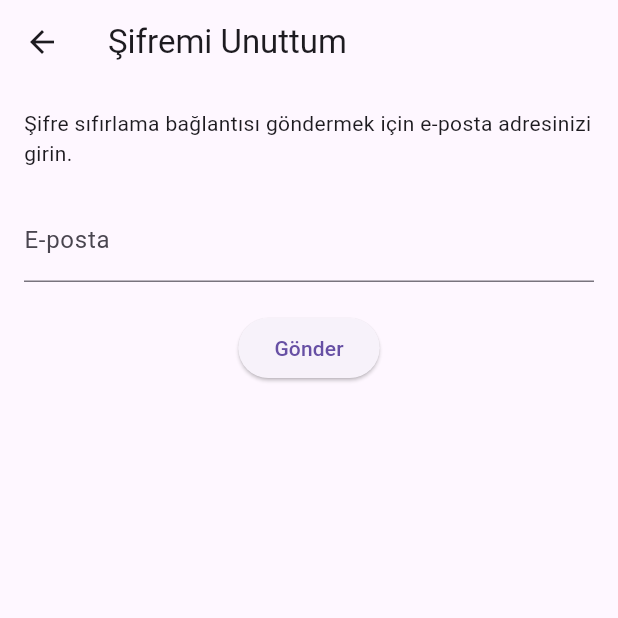
After one commit to didemakgunn/shopware, a Flutter app: the screen it shows after launch, after a tap on "Şifremi Unuttum", on a phone screen of 412 x 824 dp, the top half of it. The commit adds this screen. Run offline on Flutter 3.47's test engine with Material 3 defaults, Android fonts, the phone set to English and light mode, and no system bars; our stand-ins replace cloud_firestore, firebase_auth, firebase_core, firebase_storage, image_picker, shared_preferences; accounts and stored records are empty.

Commit message:
forgot password

```diff
--- /dev/null
+++ b/lib/screens/forgot_password_screen.dart
@@ -0,0 +1,65 @@
+import 'package:flutter/material.dart';
+import 'package:firebase_auth/firebase_auth.dart';
+
+class ForgotPasswordScreen extends StatefulWidget {
+  const ForgotPasswordScreen({super.key});
+
+  @override
+  State<ForgotPasswordScreen> createState() => _ForgotPasswordScreenState();
+}
+
+class _ForgotPasswordScreenState extends State<ForgotPasswordScreen> {
+  final _emailController = TextEditingController();
+  final _auth = FirebaseAuth.instance;
+
+  void _sendResetEmail() async {
+    final email = _emailController.text.trim();
+
+    if (email.isEmpty) {
+      ScaffoldMessenger.of(context).showSnackBar(
+        SnackBar(content: Text('Lütfen e-posta adresinizi girin')),
+      );
+      return;
+    }
+
+    try {
+      await _auth.sendPasswordResetEmail(email: email);
+      ScaffoldMessenger.of(context).showSnackBar(
+        SnackBar(content: Text('Şifre sıfırlama bağlantısı gönderildi ✅')),
+      );
+      Navigator.pop(context);
+    } catch (e) {
+      print('Şifre sıfırlama hatası: $e');
+      ScaffoldMessenger.of(context).showSnackBar(
+        SnackBar(content: Text('Bir hata oluştu: ${e.toString()}')),
+      );
+    }
+  }
+
+  @override
+  Widget build(BuildContext context) {
+    return Scaffold(
+      appBar: AppBar(title: Text('Şifremi Unuttum')),
+      body: Padding(
+        padding: const EdgeInsets.all(16.0),
+        child: Column(
+          children: [
+            Text(
+                'Şifre sıfırlama bağlantısı göndermek için e-posta adresinizi girin.'),
+            SizedBox(height: 20),
+            TextField(
+              controller: _emailController,
+              decoration: InputDecoration(labelText: 'E-posta'),
+              keyboardType: TextInputType.emailAddress,
+            ),
+            SizedBox(height: 20),
+            ElevatedButton(
+              onPressed: _sendResetEmail,
+              child: Text('Gönder'),
+            ),
+          ],
+        ),
+      ),
+    );
+  }
+}
--- a/lib/screens/login_screen.dart
+++ b/lib/screens/login_screen.dart
@@ -1,6 +1,7 @@
 import 'package:flutter/material.dart';
 import 'package:firebase_auth/firebase_auth.dart';
 import 'package:shared_preferences/shared_preferences.dart';
+import 'package:shopware/screens/forgot_password_screen.dart';
 
 import 'register_screen.dart';
 import 'home_screen.dart';
@@ -77,6 +78,15 @@ class _LoginScreenState extends State<LoginScreen> {
               },
               child: Text('Hesabın yok mu? Kayıt ol'),
             ),
+            TextButton(
+              onPressed: () {
+                Navigator.push(
+                  context,
+                  MaterialPageRoute(builder: (_) => ForgotPasswordScreen()),
+                );
+              },
+              child: Text('Şifremi Unuttum'),
+            ),
           ],
         ),
       ),
```
